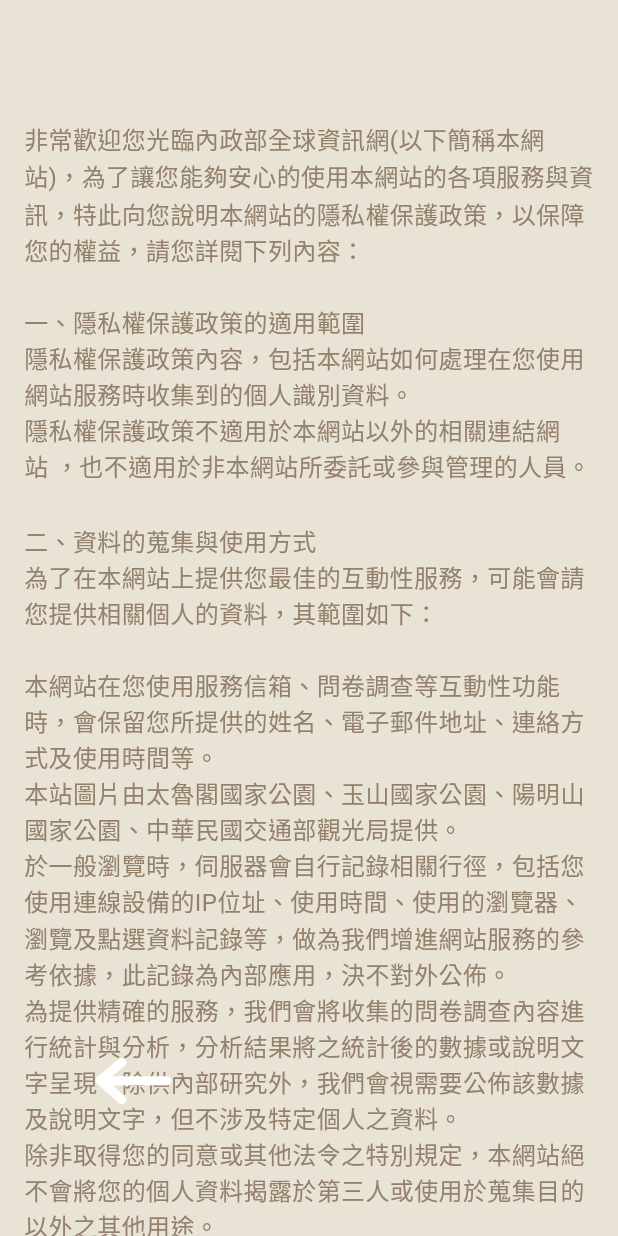
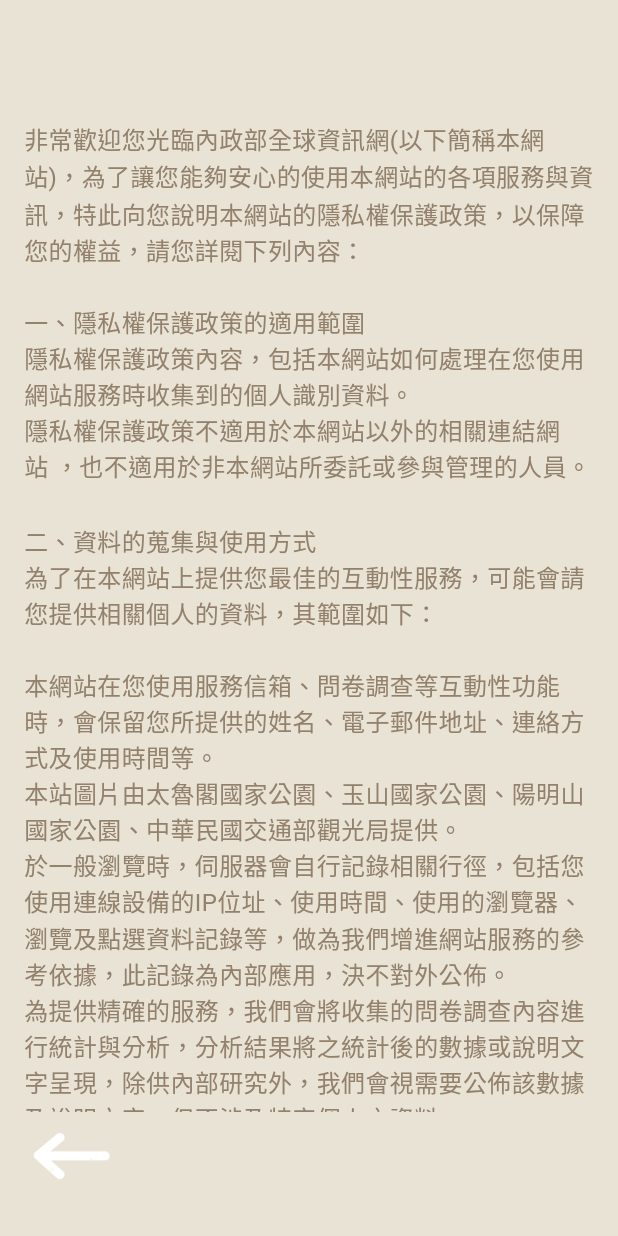
Before and after one commit to 411631277/project, a Flutter app: the PrivacyPolicyPage screen opened directly, on a phone screen of 412 x 824 dp. Run offline on Flutter 3.47's test engine with Material 3 defaults, Android fonts, the phone set to English and light mode, and no system bars; our stand-ins replace cloud_firestore, firebase_core, firebase_storage, image_picker, logger; accounts and stored records are empty; network calls fail.

```diff
--- a/lib/home/delate.dart
+++ b/lib/home/delate.dart
@@ -57,8 +57,10 @@ class DeleteWidget extends StatelessWidget {
                             Navigator.push(
                               context,
                               MaterialPageRoute(
-                                builder: (context) =>
-                                    Delete2Widget(userId: userId),
+                                builder: (context) => Delete2Widget(
+                                  userId: userId,
+                                  isManUser: true,
+                                ),
                               ),
                             );
                           },
--- a/lib/home/delete2.dart
+++ b/lib/home/delete2.dart
@@ -7,7 +7,9 @@ final Logger logger = Logger();
 
 class Delete2Widget extends StatelessWidget {
   final String userId; // ✅ 從上一頁傳入 userId
-  const Delete2Widget({super.key, required this.userId});
+  final bool isManUser;
+  const Delete2Widget(
+      {super.key, required this.userId, required this.isManUser});
 
   @override
   Widget build(BuildContext context) {
--- a/lib/home/privacy.dart
+++ b/lib/home/privacy.dart
@@ -14,16 +14,20 @@ class PrivacyPolicyPage extends StatelessWidget {
         width: screenWidth,
         height: screenHeight,
         color: const Color.fromRGBO(233, 227, 213, 1),
-        padding: const EdgeInsets.symmetric(horizontal: 16.0),
         child: Stack(
           children: [
-            // **隱私政策內容**
-            Positioned.fill(
+            // 隱私政策內容（重點修改在這裡）
+            Positioned(
+              top: 0,
+              left: 0,
+              right: 0,
+              bottom: screenHeight * 0.1, // 明確留出底部空間，避免與按鈕重疊
               child: SingleChildScrollView(
+                padding: const EdgeInsets.symmetric(horizontal: 16.0),
                 child: Column(
                   crossAxisAlignment: CrossAxisAlignment.start,
                   children: const <Widget>[
-                    SizedBox(height: 80), // 預留空間
+                    SizedBox(height: 80),
                     Text(
                       '非常歡迎您光臨內政部全球資訊網(以下簡稱本網站)，'
                       '為了讓您能夠安心的使用本網站的各項服務與資訊，特此向您說明本網站的隱私權保護政策，以保障您的權益，請您詳閱下列內容：\n',
@@ -87,32 +91,30 @@ class PrivacyPolicyPage extends StatelessWidget {
                     ),
                     Text(
                       '六、隱私權保護政策之修正\n'
-                      '本網站隱私權保護政策將因應需求隨時進行修正，修正後的條款將刊登於網站上。\n\n\n',
+                      '本網站隱私權保護政策將因應需求隨時進行修正，修正後的條款將刊登於網站上。',
                       style: TextStyle(
                         fontSize: 16,
                         color: Color.fromRGBO(147, 129, 108, 1),
                         height: 1.5,
                       ),
                     ),
-                    SizedBox(height: 100), // 避免返回按鈕被遮擋
+                    SizedBox(height: 100),
                   ],
                 ),
               ),
             ),
-
-            // **返回按鈕**
             Positioned(
-              bottom: screenHeight * 0.05, // 設置在底部 5% 高度
-              left: screenWidth * 0.1,
+              bottom: 20, // 固定距離螢幕底部20
+              left: 16,
               child: GestureDetector(
                 onTap: () {
-                  Navigator.pop(context); // 返回上一頁
+                  Navigator.pop(context);
                 },
                 child: Transform.rotate(
                   angle: math.pi,
                   child: Container(
                     width: screenWidth * 0.15,
-                    height: screenHeight * 0.15,
+                    height: screenHeight * 0.08,
                     decoration: const BoxDecoration(
                       image: DecorationImage(
                         image: AssetImage('assets/images/back.png'),
--- a/lib/home/setting.dart
+++ b/lib/home/setting.dart
@@ -126,7 +126,10 @@ class SettingWidgetState extends State<SettingWidget> {
                   Navigator.push(
                     context,
                     MaterialPageRoute(
-                      builder: (context) => DetaWidget(userId: widget.userId),
+                      builder: (context) => DetaWidget(
+                        userId: widget.userId,
+                        isManUser: widget.isManUser,
+                      ),
                     ),
                   );
                 },
```
Also changed, not shown: lib/home/baby.dart (+5 -5 lines), lib/home/baby_acc.dart (+7 -8 lines), lib/home/deta.dart (+12 -9 lines), lib/home/revise.dart (+9 -7 lines), lib/main.dart (+26 -16 lines).
